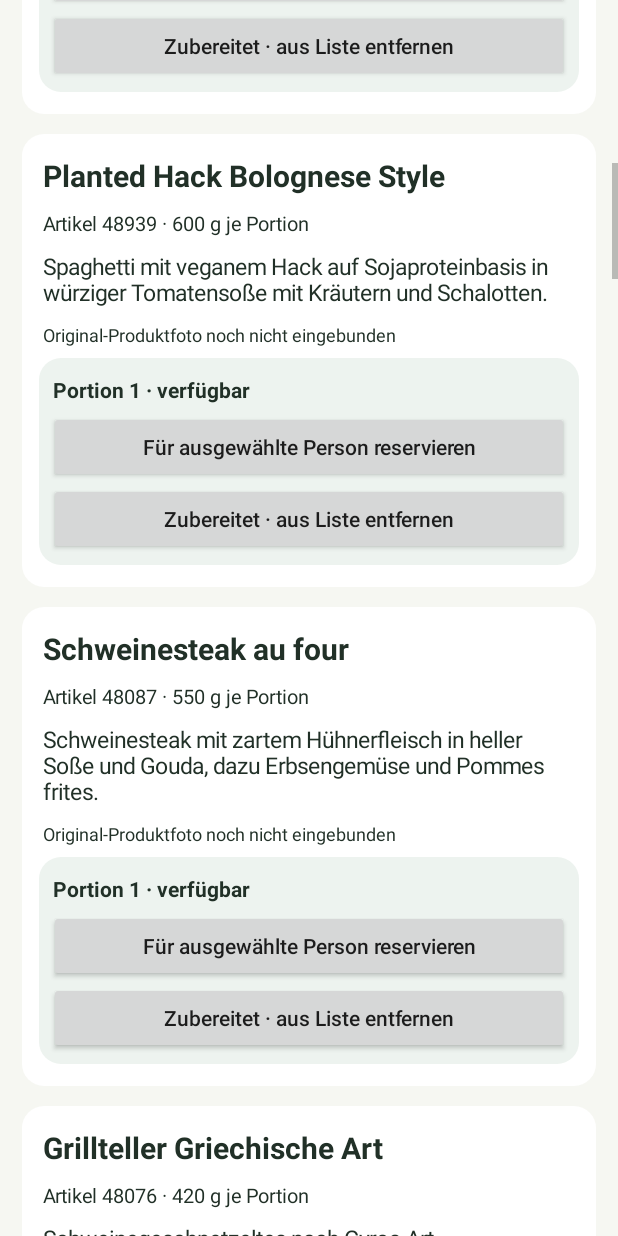
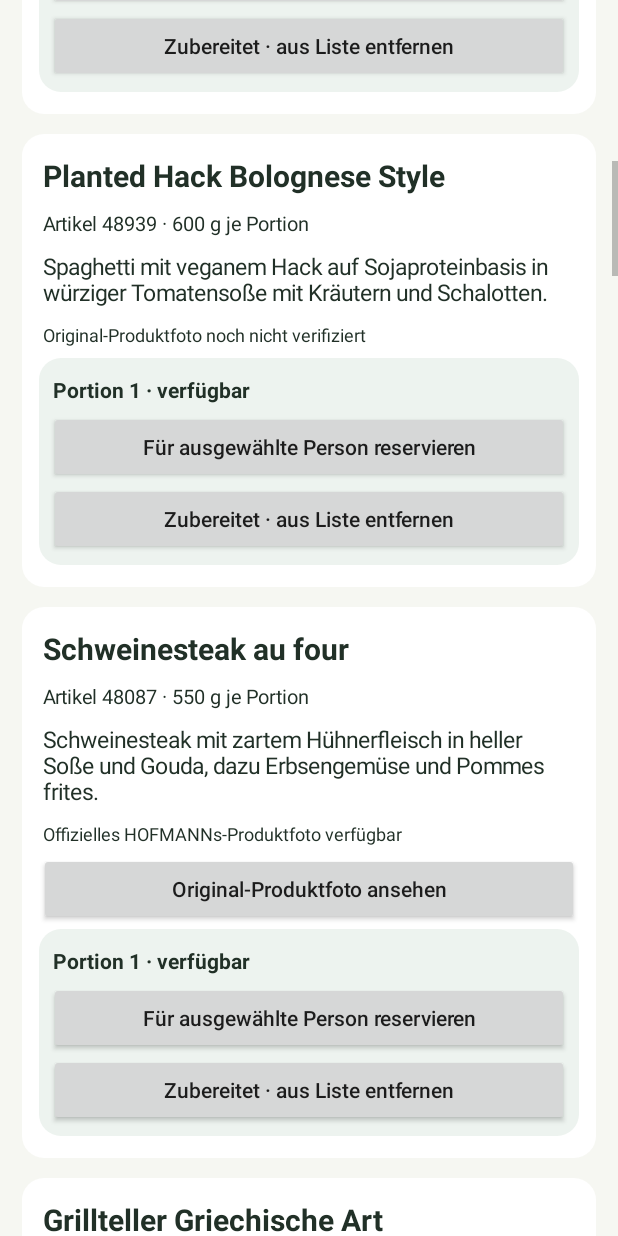
Before and after one commit to gifthub2013/Hofmann-Speisekarte-, an Android app: the screen it shows after launch (MainActivity), scrolled down 1153 dp, on a phone screen of 412 x 824 dp. Run offline under Robolectric (Android 15) with nearby library versions, the phone set to English and light mode, and no system bars.

Commit message:
Link verified official HOFMANNs product photography for two menu items

```diff
--- a/app/src/main/java/de/hofmann/familienmenue/MainActivity.java
+++ b/app/src/main/java/de/hofmann/familienmenue/MainActivity.java
@@ -1,6 +1,8 @@
 package de.hofmann.familienmenue;
 
 import android.app.Activity;
+import android.content.Intent;
+import android.net.Uri;
 import android.os.Bundle;
 import android.content.SharedPreferences;
 import android.graphics.Color;
@@ -61,7 +63,9 @@ public class MainActivity extends Activity {
       if(!any)continue;
       card.addView(text(m[0],20,true));card.addView(text("Artikel "+m[1]+" · "+m[2]+" g je Portion",13,false));
       card.addView(text(m[4],15,false));
-      card.addView(text("Original-Produktfoto noch nicht eingebunden",12,false));
+      String officialUrl = m[1].equals("48087") ? "https://hofmanns-shop.de/products/schweinesteak-au-four" : m[1].equals("48073") ? "https://hofmanns-shop.de/products/grunkohl-norddeutsche-art-1" : null;
+      if(officialUrl!=null){ card.addView(text("Offizielles HOFMANNs-Produktfoto verfügbar",12,false)); button(card,"Original-Produktfoto ansehen",()->startActivity(new Intent(Intent.ACTION_VIEW,Uri.parse(officialUrl)))); }
+      else card.addView(text("Original-Produktfoto noch nicht verifiziert",12,false));
       for(int j=1;j<=Integer.parseInt(m[3]);j++){
         final String k=key(m[1],j);String v=prefs.getString(k,"");if(v.equals("done"))continue;
         LinearLayout slot=new LinearLayout(this);slot.setOrientation(1);slot.setPadding(10,10,10,10);slot.setBackground(bg(Color.rgb(237,243,239)));
```
